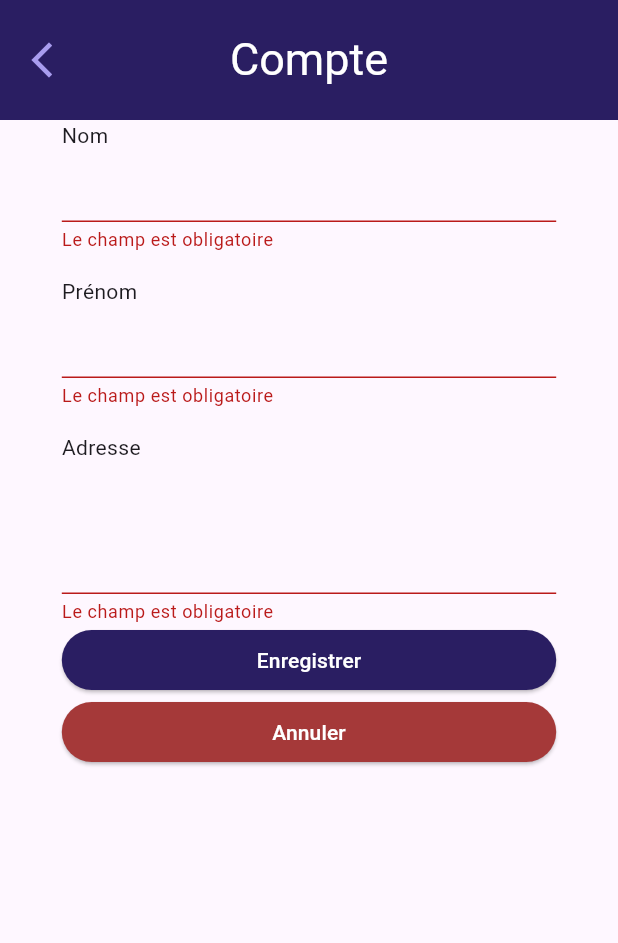
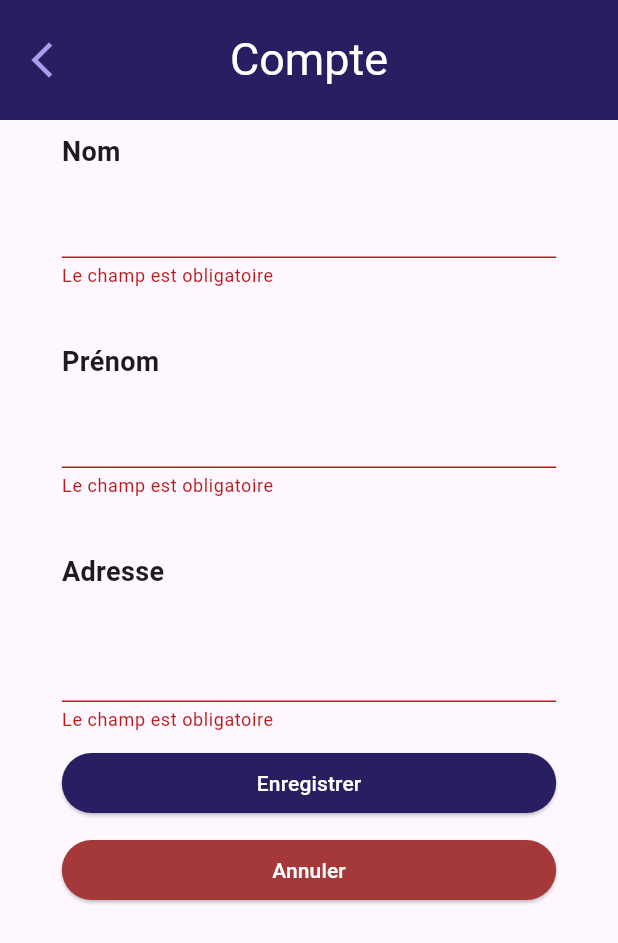
Before and after one commit to JeanBaptisteCheramy/quittance-flutter, a Flutter app: the AccountScreen screen opened by its route, after a tap on "Enregistrer", on a phone screen of 412 x 824 dp. Shown: the top 943 px of the screen. Run offline on Flutter 3.47's test engine with Material 3 defaults, Android fonts, the phone set to English and light mode, and no system bars; our stand-ins replace go_router, sqflite; accounts and stored records are empty.

Commit message:
Gestion account fonctionelle

```diff
--- a/lib/components/common/AppBar/CustomAppBar.dart
+++ b/lib/components/common/AppBar/CustomAppBar.dart
@@ -30,7 +30,7 @@ class CustomAppBar extends StatelessWidget implements PreferredSizeWidget {
       ),
       centerTitle: true,
       actions: [
-        if (!location.startsWith('/AccountScreen'))
+        if (!location.startsWith('/account'))
           Padding(
             padding: const EdgeInsets.fromLTRB(0, 0, 16.0, 0),
             child: IconButton(
@@ -38,7 +38,7 @@ class CustomAppBar extends StatelessWidget implements PreferredSizeWidget {
               iconSize: 40,
               color: Theme.of(context).colorScheme.secondary,
               onPressed: () {
-                context.push('/AccountScreen');
+                context.push('/account');
               },
             ),
           ),
--- a/lib/components/screens/AccountScreen/AccountScreen.dart
+++ b/lib/components/screens/AccountScreen/AccountScreen.dart
@@ -14,50 +14,47 @@ class AccountScreen extends StatefulWidget {
 class _AccountScreenState extends State<AccountScreen> {
   final LessorService _service = LessorService();
   final _formKey = GlobalKey<FormState>();
-  bool hasError = false;
   bool updateMode = false;
+
   final _lastNameController = TextEditingController();
   final _firstNameController = TextEditingController();
   final _addressController = TextEditingController();
+
   late LessorModel lessor;
 
   String? _nameValidator(String? value) {
-    if (value == null || value.trim().isEmpty) {
-      return 'Le champ est obligatoire';
-    }
-    if (value.length < 2) {
-      return 'Le champ doit contenir au moins 2 caractères';
-    }
+    if (value == null || value.trim().isEmpty) return 'Le champ est obligatoire';
+    if (value.length < 2) return 'Le champ doit contenir au moins 2 caractères';
     return null;
   }
 
   String? _addressValidator(String? value) {
-    if (value == null || value.trim().isEmpty) {
-      return 'Le champ est obligatoire';
-    }
-    if (value.length < 10) {
-      return 'Le champ doit contenir au moins 10 caractères';
-    }
+    if (value == null || value.trim().isEmpty) return 'Le champ est obligatoire';
+    if (value.length < 10) return 'Le champ doit contenir au moins 10 caractères';
     return null;
   }
 
   @override
   void initState() {
+    super.initState();
     _loadLessor();
-    super.initState();
   }
 
   Future<void> _loadLessor() async {
     final result = await _service.find(widget.id);
+
     if (result != null) {
       setState(() {
         lessor = result;
+        updateMode = false; // mode lecture
         _lastNameController.text = lessor.lastName;
         _firstNameController.text = lessor.firstName;
         _addressController.text = lessor.address;
       });
     } else {
-      _switchUpdateMode();
+      setState(() {
+        updateMode = true; // premier accès, form vide
+      });
     }
   }
 
@@ -69,16 +66,32 @@ class _AccountScreenState extends State<AccountScreen> {
 
   void _onSubmit() async {
     if (_formKey.currentState!.validate()) {
-      final lessor = LessorModel(
+      final singletonLessor = LessorModel(
+        id: 1,
         lastName: _lastNameController.text,
         firstName: _firstNameController.text,
         address: _addressController.text,
       );
-      if (updateMode) {
-        final id = await _service.update(lessor);
-      } else {
-        final id = await _service.create(lessor);
-      }
+
+      // create or update automatiquement
+      await _service.save(singletonLessor);
+
+      await _loadLessor();
+
+      ScaffoldMessenger.of(context).showSnackBar(
+        const SnackBar(
+          content: Center(
+            child: Text(
+              'Compte enregistré',
+              style: TextStyle(fontSize: 20),
+            ),
+          ),
+        ),
+      );
+
+      setState(() {
+        updateMode = false; // retour en lecture
+      });
     }
   }
 
@@ -92,40 +105,47 @@ class _AccountScreenState extends State<AccountScreen> {
           child: FractionallySizedBox(
             widthFactor: 0.8,
             child: updateMode
-                ? Column(
+                ? Padding(
+              padding: const EdgeInsets.fromLTRB(0, 8, 0, 8),
+              child: Column(
                 crossAxisAlignment: CrossAxisAlignment.stretch,
+                spacing: 10,
                 children: [
-                      const Text("Nom"),
+                  const Text(
+                    "Nom",
+                    style: TextStyle(fontSize: 18, fontWeight: FontWeight.bold),
+                  ),
                   TextFormField(
                     validator: _nameValidator,
                     controller: _lastNameController,
                   ),
                   const SizedBox(height: 16),
-                      const Text("Prénom"),
+                  const Text(
+                    "Prénom",
+                    style: TextStyle(fontSize: 18, fontWeight: FontWeight.bold),
+                  ),
                   TextFormField(
                     validator: _nameValidator,
                     controller: _firstNameController,
                   ),
                   const SizedBox(height: 16),
-                      const Text("Adresse"),
+                  const Text(
+                    "Adresse",
+                    style: TextStyle(fontSize: 18, fontWeight: FontWeight.bold),
+                  ),
                   TextFormField(
                     validator: _addressValidator,
                     controller: _addressController,
-                        minLines: 3,
-                        maxLines: 5,
+                    maxLines: 2,
                   ),
                   ElevatedButton(
                     style: ElevatedButton.styleFrom(
-                          backgroundColor: Theme.of(
-                            context,
-                          ).colorScheme.validate,
+                      backgroundColor: Theme.of(context).colorScheme.validate,
                     ),
                     onPressed: _onSubmit,
                     child: Text(
                       'Enregistrer',
-                          style: TextStyle(
-                            color: Theme.of(context).colorScheme.onPrimary,
-                          ),
+                      style: TextStyle(color: Theme.of(context).colorScheme.onPrimary),
                     ),
                   ),
                   ElevatedButton(
@@ -135,30 +155,28 @@ class _AccountScreenState extends State<AccountScreen> {
                     ),
                     child: Text(
                       'Annuler',
-                          style: TextStyle(
-                            color: Theme.of(context).colorScheme.onPrimary,
-                          ),
+                      style: TextStyle(color: Theme.of(context).colorScheme.onPrimary),
                     ),
                   ),
                 ],
+              ),
             )
                 : Column(
               crossAxisAlignment: CrossAxisAlignment.stretch,
               children: [
-                      Text('Nom : ${lessor.lastName}'),
-                      Text('Prénom : ${lessor.firstName}'),
-                      Text('Addresse : ${lessor.address}'),
-                      ElevatedButton(
+                _infoRow('Nom', lessor.lastName),
+                _infoRow('Prénom', lessor.firstName),
+                _infoRow('Adresse', lessor.address),
+                Padding(
+                  padding: const EdgeInsets.fromLTRB(0, 20, 0, 20),
+                  child: ElevatedButton(
                     style: ElevatedButton.styleFrom(
-                          backgroundColor: Theme.of(
-                            context,
-                          ).colorScheme.validate,
+                      backgroundColor: Theme.of(context).colorScheme.validate,
                     ),
                     onPressed: _switchUpdateMode,
                     child: Text(
                       'Modifier',
-                          style: TextStyle(
-                            color: Theme.of(context).colorScheme.onPrimary,
+                      style: TextStyle(color: Theme.of(context).colorScheme.onPrimary),
                     ),
                   ),
                 ),
@@ -170,3 +188,19 @@ class _AccountScreenState extends State<AccountScreen> {
     );
   }
 }
+
+Widget _infoRow(String label, String value) {
+  return Padding(
+    padding: const EdgeInsets.symmetric(vertical: 12),
+    child: Row(
+      crossAxisAlignment: CrossAxisAlignment.start,
+      children: [
+        Expanded(
+          flex: 2,
+          child: Text(label, style: const TextStyle(fontWeight: FontWeight.bold, fontSize: 16)),
+        ),
+        Expanded(flex: 3, child: Text(value, style: const TextStyle(fontSize: 16))),
+      ],
+    ),
+  );
+}
--- a/lib/main.dart
+++ b/lib/main.dart
@@ -42,7 +42,7 @@ final GoRouter _router = GoRouter(
   routes: [
     GoRoute(path: "/", builder: (context, state) => ReceiptsScreen()),
     GoRoute(
-      path: "/AccountScreen",
+      path: "/account",
       builder: (context, state) => AccountScreen(),
     ),
     GoRoute(path: "/tenants", builder: (context, state) => TenantsScreen()),
```
Also changed, not shown: lib/database/database-helper.dart (+20 -13 lines), lib/service/LessorService.dart (+5 -12 lines). Lines whose indentation alone changed are shown as unchanged.
